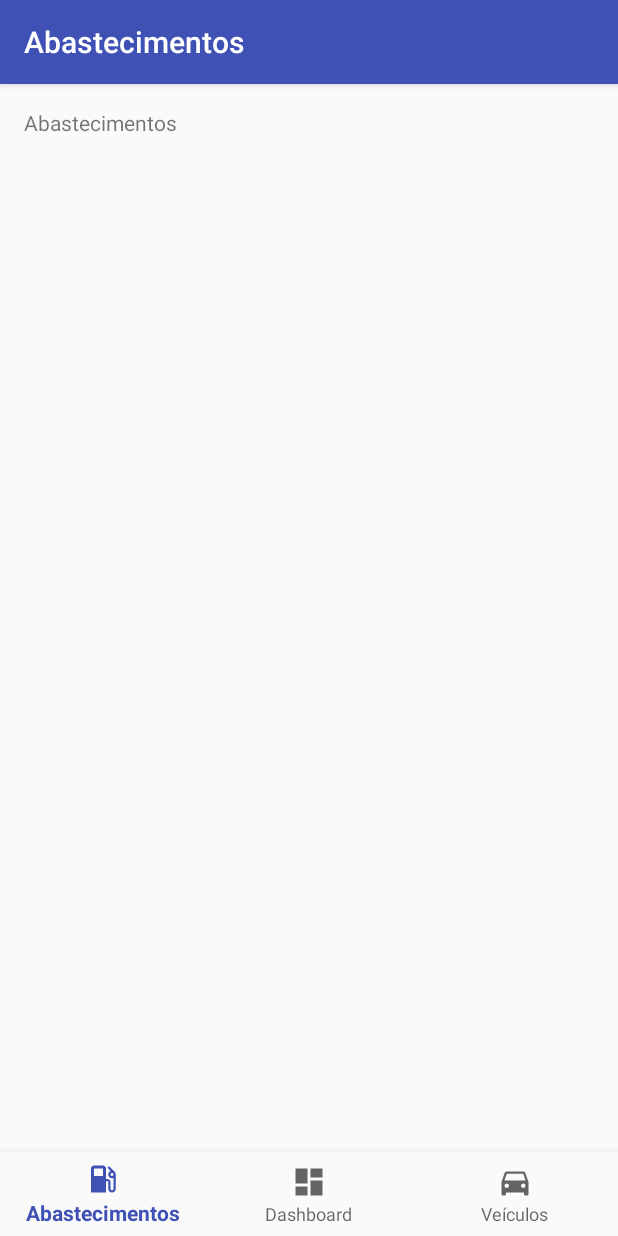
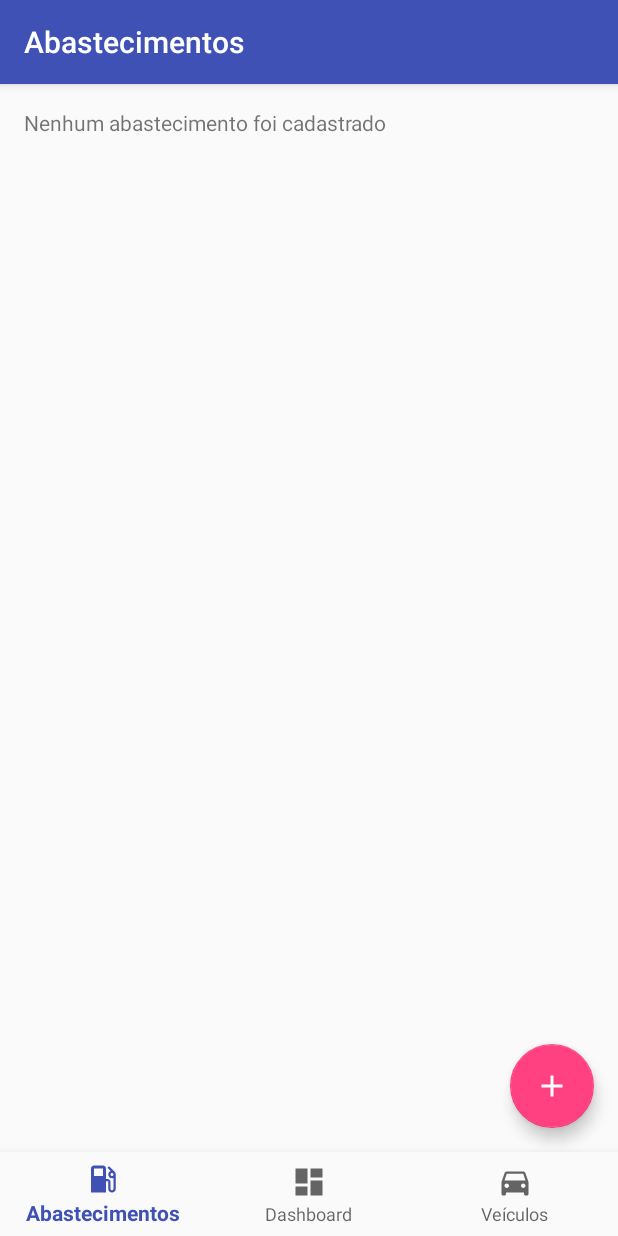
Before and after one commit to mivad/mobile-development-app, an Android app: the screen it shows after launch (AbastecimentosActivity), on a phone screen of 412 x 824 dp. Run offline under Robolectric (Android 15) with nearby library versions, the phone set to English and light mode, and no system bars.

Commit message:
Inicio tela de cadastro de abastecimento

```diff
--- a/app/src/main/AndroidManifest.xml
+++ b/app/src/main/AndroidManifest.xml
@@ -20,7 +20,8 @@
         </activity>
         <activity android:name=".DashboardActivity" />
         <activity android:name=".VeiculosActivity" />
-        <activity android:name=".VeiculoActivity"></activity>
+        <activity android:name=".VeiculoActivity" />
+        <activity android:name=".AbastecimentoActivity"></activity>
     </application>
 
 </manifest>
--- a/app/src/main/java/com/imd/abastecimentosapp/BaseActivity.java
+++ b/app/src/main/java/com/imd/abastecimentosapp/BaseActivity.java
@@ -14,6 +14,7 @@ import android.widget.ListView;
 import android.widget.TextView;
 
 import com.imd.abastecimentosapp.dao.AppDatabase;
+import com.imd.abastecimentosapp.model.Abastecimento;
 import com.imd.abastecimentosapp.model.Veiculo;
 
 
@@ -31,6 +32,7 @@ public abstract class BaseActivity extends AppCompatActivity implements BottomNa
 
 
         loadVeiculosActivityComponents();
+        loadAbastecimentosActivityComponents();
     }
 
     @Override
@@ -102,6 +104,21 @@ public abstract class BaseActivity extends AppCompatActivity implements BottomNa
         }
     }
 
+    public void loadAbastecimentosActivityComponents()
+    {
+        FloatingActionButton fab = (FloatingActionButton) findViewById(R.id.fabAddAbastecimento);
+        if(fab != null) {
+            fab.setOnClickListener(new View.OnClickListener() {
+                @Override
+                public void onClick(View view) {
+                    Intent intent = new Intent(getBaseContext(), AbastecimentoActivity.class);
+                    startActivity(intent);
+                    overridePendingTransition( R.anim.slide_in, R.anim.slide_out);
+                }
+            });
+        }
+    }
+
 
     public void carregaListaVeiculos()
     {
--- a/app/src/main/res/layout/activity_abastecimentos.xml
+++ b/app/src/main/res/layout/activity_abastecimentos.xml
@@ -1,35 +1,46 @@
 <?xml version="1.0" encoding="utf-8"?>
 <LinearLayout xmlns:android="http://schemas.android.com/apk/res/android"
-    xmlns:app="http://schemas.android.com/apk/res-auto"
     xmlns:tools="http://schemas.android.com/tools"
     android:id="@+id/container"
     android:layout_width="match_parent"
     android:layout_height="match_parent"
     android:orientation="vertical"
-    tools:context=".AbastecimentosActivity">
+    tools:context=".AbastecimentosActivity"
+    >
 
-    <ScrollView
+    <FrameLayout
+        android:id="@+id/content"
         android:layout_width="match_parent"
         android:layout_height="0dp"
         android:layout_weight="1"
         >
 
-        <LinearLayout
-            android:orientation="vertical"
+
+        <TextView
+            android:id="@+id/txtNenhumAbastecimento"
             android:layout_width="match_parent"
-            android:layout_height="wrap_content">
-
-            <TextView
-                android:layout_width="match_parent"
-                android:layout_height="wrap_content"
-                android:layout_margin="16dp"
-                android:text="Abastecimentos"
-                />
+            android:layout_height="wrap_content"
+            android:layout_margin="16dp"
+            android:text="Nenhum abastecimento foi cadastrado"
+            />
 
 
-        </LinearLayout>
+        <ListView
+            android:id="@+id/abastecimentosListView"
+            android:layout_width="match_parent"
+            android:layout_height="match_parent" />
 
-    </ScrollView>
+        <android.support.design.widget.FloatingActionButton
+            android:id="@+id/fabAddAbastecimento"
+            android:layout_width="wrap_content"
+            android:layout_height="wrap_content"
+            android:layout_gravity="bottom|end"
+            android:layout_margin="16dp"
+            android:src="@drawable/ic_add_white_24dp" />
+
+
+    </FrameLayout>
+
 
     <include
         layout="@layout/element_bottom_navigation"
```
Also changed, not shown: app/src/main/java/com/imd/abastecimentosapp/AbastecimentoActivity.java (added, +102 -0 lines), app/src/main/java/com/imd/abastecimentosapp/model/Abastecimento.java (added, +75 -0 lines), app/src/main/res/layout/activity_abastecimento.xml (added, +124 -0 lines).
